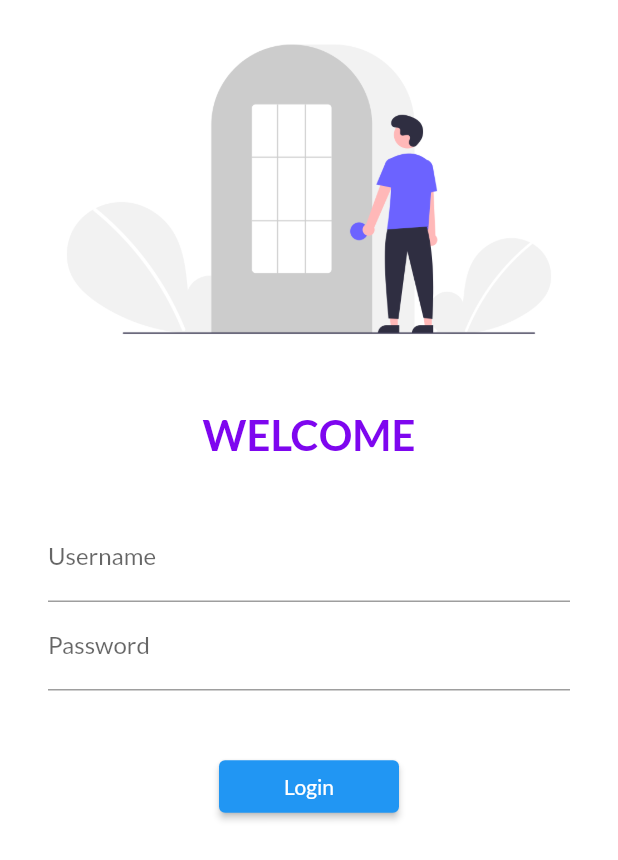
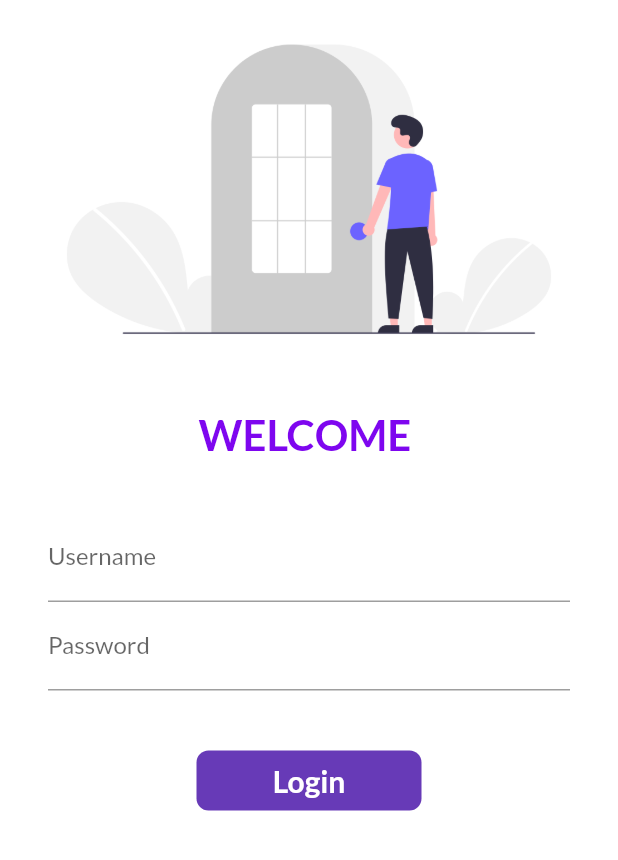
Before and after one commit to Aniruddhagrawal/Learningflutter, a Flutter app: the screen it shows after launch, on a phone screen of 412 x 824 dp. Shown: the top 860 px of the screen. Run offline on Flutter 3.47's test engine with Material 2 defaults, Android fonts, the phone set to English and light mode, and no system bars; our stand-ins replace google_fonts.

Commit message:
day7 completed

```diff
--- a/lib/Pages/login_page.dart
+++ b/lib/Pages/login_page.dart
@@ -1,9 +1,16 @@
 import 'package:flutter/material.dart';
 import 'package:flutter_application_1/utils/routes.dart';
 
-class LoginPage extends StatelessWidget {
+class LoginPage extends StatefulWidget {
   const LoginPage({Key? key}) : super(key: key);
 
+  @override
+  State<LoginPage> createState() => _LoginPageState();
+}
+
+class _LoginPageState extends State<LoginPage> {
+  String name = "";
+  bool changeButton = false;
   @override
   Widget build(BuildContext context) {
     return Material(
@@ -20,7 +27,7 @@ class LoginPage extends StatelessWidget {
                 // child: Text("A"),
               ),
               Text(
-                "WELCOME",
+                "WELCOME $name",
                 style: TextStyle(
                   fontSize: 28,
                   color: Color.fromARGB(255, 126, 6, 239),
@@ -40,6 +47,7 @@ class LoginPage extends StatelessWidget {
                         hintText: "Enter Username",
                         labelText: "Username",
                       ),
+                      onChanged: (value) => {name = value, setState(() {})},
                     ),
                     TextFormField(
                       obscureText: true,
@@ -51,12 +59,49 @@ class LoginPage extends StatelessWidget {
                     SizedBox(
                       height: 40.0,
                     ),
-                    ElevatedButton(
-                        style: TextButton.styleFrom(minimumSize: Size(120, 35)),
-                        onPressed: () {
-                          Navigator.pushNamed(context, Myroute.homeRoute);
-                        },
-                        child: Text("Login"))
+
+                    InkWell(
+                      onTap: () async {
+                        setState(() {
+                          changeButton = true;
+                        });
+                        await Future.delayed(Duration(seconds: 1));
+                        Navigator.pushNamed(context, Myroute.homeRoute);
+                      },
+                      child: AnimatedContainer(
+                        duration: Duration(seconds: 1),
+                        width: changeButton ? 40 : 150,
+                        height: 40,
+                        alignment: Alignment.center,
+                        child: changeButton
+                            ? Icon(
+                                Icons.done,
+                                color: Colors.white,
+                              )
+                            : Text(
+                                "Login",
+                                style: TextStyle(
+                                  fontWeight: FontWeight.bold,
+                                  color: Colors.white,
+                                  fontSize: 20,
+                                ),
+                              ),
+                        decoration: BoxDecoration(
+                            color: Colors.deepPurple,
+                            // shape: changeButton
+                            //     ? BoxShape.circle
+                            //     : BoxShape.rectangle,
+                            borderRadius:
+                                BorderRadius.circular(changeButton ? 50 : 8)),
+                      ),
+                    ),
+
+                    // ElevatedButton(
+                    //     style: TextButton.styleFrom(minimumSize: Size(120, 35)),
+                    //     onPressed: () {
+                    //       Navigator.pushNamed(context, Myroute.homeRoute);
+                    //     },
+                    //     child: Text("Login"))
                   ],
                 ),
               )
```
